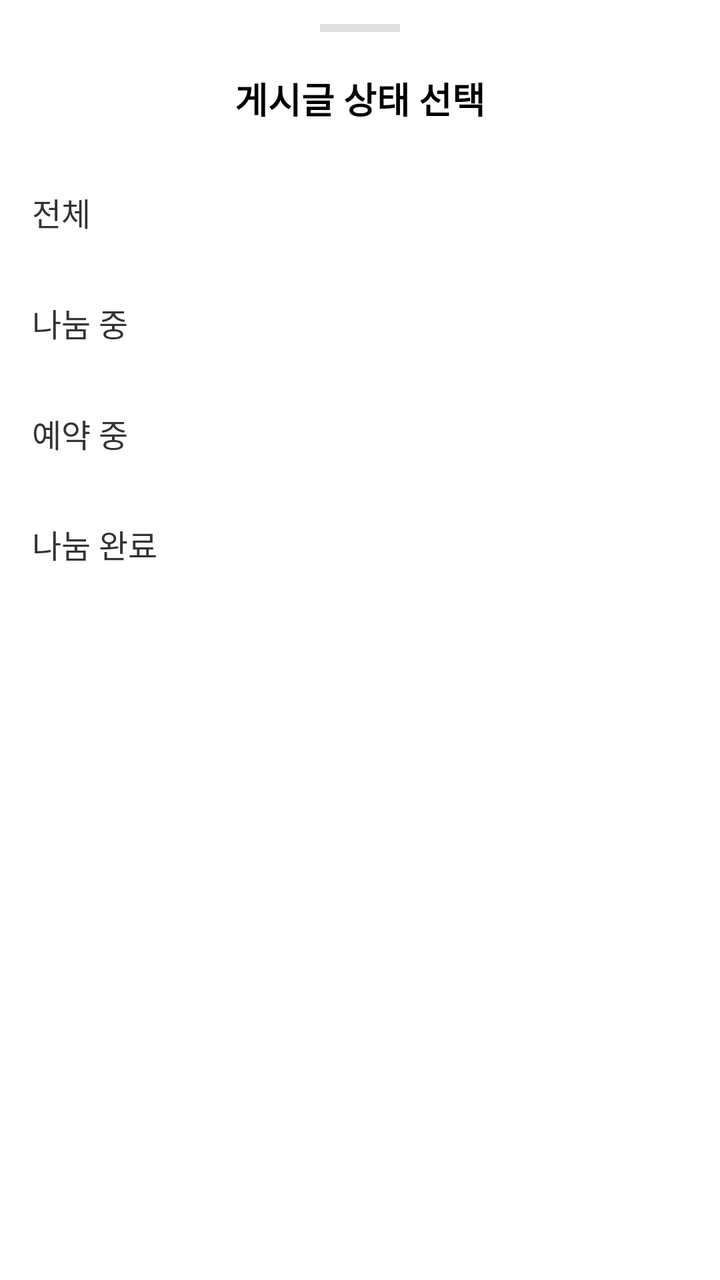
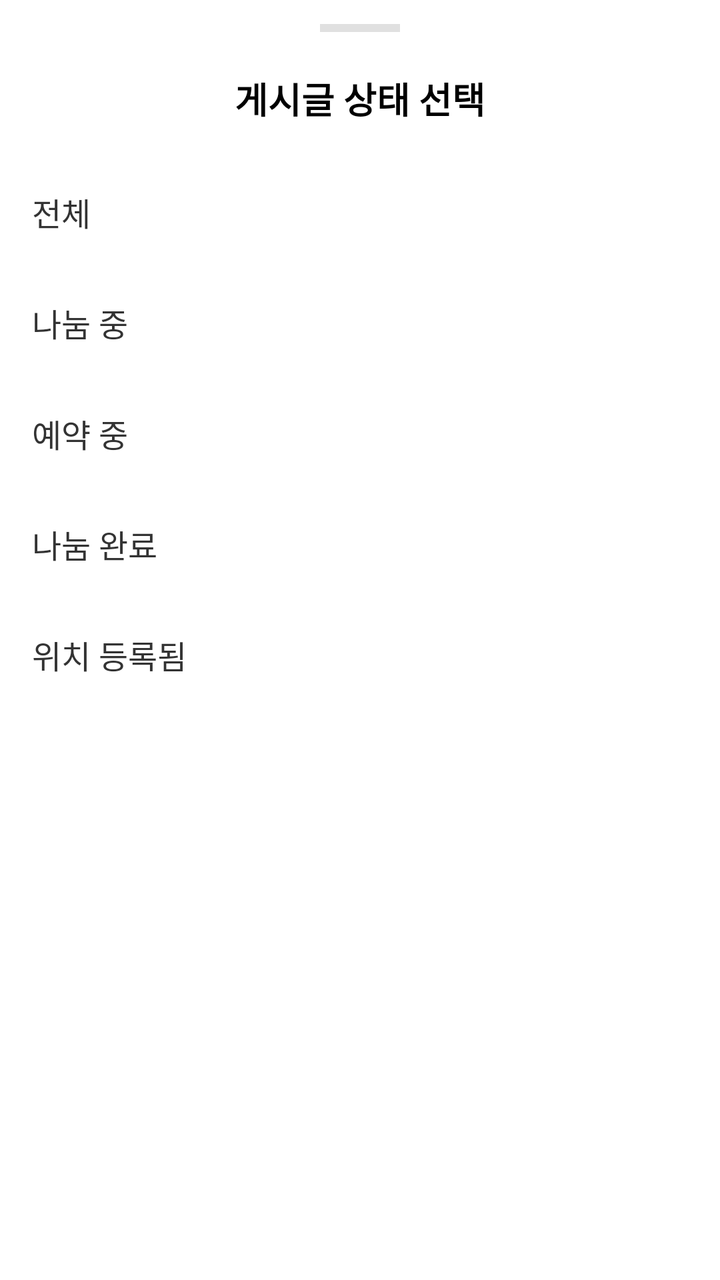

Screens rendered from an Android XML layout before and after an edit, with the pre-edit source and the edit as a unified diff.
<!-- AndroidManifest.xml: application theme Theme.JubJub -->
<!-- res/layout/filter_share.xml -->
<?xml version="1.0" encoding="utf-8"?>
<LinearLayout xmlns:android="http://schemas.android.com/apk/res/android"
    android:layout_width="match_parent"
    android:layout_height="wrap_content"
    android:orientation="vertical"
    android:background="@android:color/white"
    android:paddingBottom="20dp">

    <View
        android:layout_width="40dp"
        android:layout_height="4dp"
        android:layout_gravity="center"
        android:layout_marginTop="12dp"
        android:layout_marginBottom="20dp"
        android:background="#E0E0E0"/>

    <TextView
        android:layout_width="match_parent"
        android:layout_height="wrap_content"
        android:text="게시글 상태 선택"
        android:textSize="18sp"
        android:textStyle="bold"
        android:textColor="#000000"
        android:gravity="center"
        android:layout_marginBottom="16dp"/>

    <TextView
        android:id="@+id/tv_filter_all"
        android:layout_width="match_parent"
        android:layout_height="wrap_content"
        android:text="전체"
        android:textSize="16sp"
        android:textColor="#333333"
        android:padding="16dp"
        android:background="?attr/selectableItemBackground"/>

    <TextView
        android:id="@+id/tv_filter_available"
        android:layout_width="match_parent"
        android:layout_height="wrap_content"
        android:text="나눔 중"
        android:textSize="16sp"
        android:textColor="#333333"
        android:padding="16dp"
        android:background="?attr/selectableItemBackground"/>

    <TextView
        android:id="@+id/tv_filter_reserved"
        android:layout_width="match_parent"
        android:layout_height="wrap_content"
        android:text="예약 중"
        android:textSize="16sp"
        android:textColor="#333333"
        android:padding="16dp"
        android:background="?attr/selectableItemBackground"/>

    <TextView
        android:id="@+id/tv_filter_completed"
        android:layout_width="match_parent"
        android:layout_height="wrap_content"
        android:text="나눔 완료"
        android:textSize="16sp"
        android:textColor="#333333"
        android:padding="16dp"
        android:background="?attr/selectableItemBackground"/>

</LinearLayout>
<!-- resources referenced by this layout -->
<resources>
  <style name="Theme.JubJub" parent="Base.Theme.JubJub" />
  <style name="Base.Theme.JubJub" parent="Theme.Material3.DayNight.NoActionBar">
          
          
          <item name="android:windowBackground">@android:color/white</item>
      </style>
</resources>

<!-- the commit's change to res/layout/filter_share.xml (unified diff, before → after) -->
@@ -64,4 +64,14 @@
         android:padding="16dp"
         android:background="?attr/selectableItemBackground"/>
 
+    <TextView
+        android:id="@+id/tv_filter_with_location"
+        android:layout_width="match_parent"
+        android:layout_height="wrap_content"
+        android:text="위치 등록됨"
+        android:textSize="16sp"
+        android:textColor="#333333"
+        android:padding="16dp"
+        android:background="?attr/selectableItemBackground"/>
+
 </LinearLayout>
